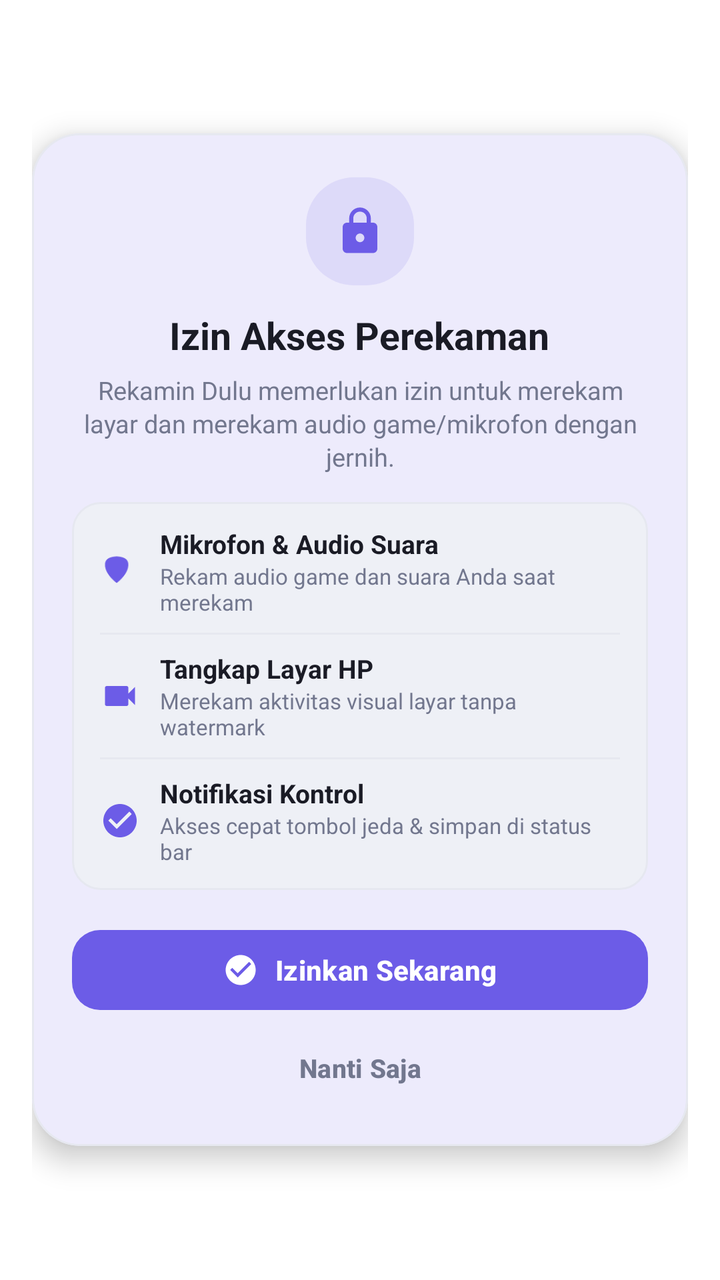
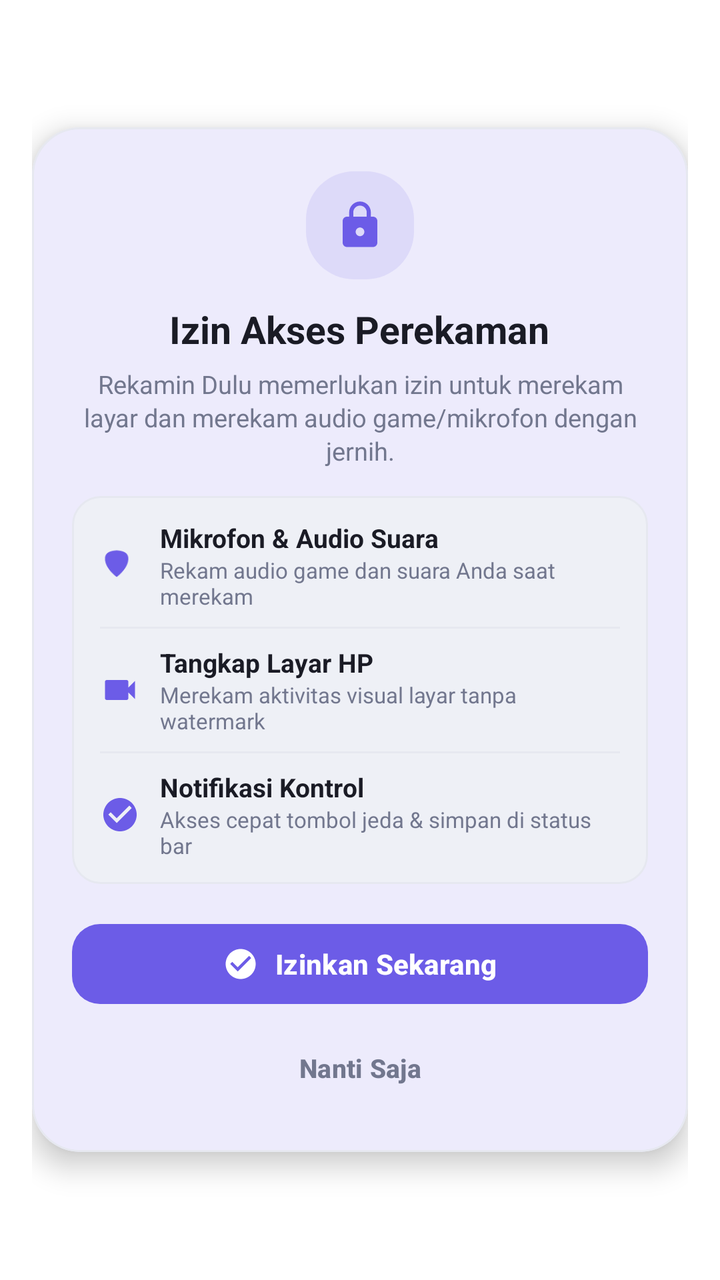

Before-and-after screenshots of an Android layout around one commit, followed by the original layout XML and the change that was made.
<!-- AndroidManifest.xml: activity theme Theme.RekaminDulu.Dialog -->
<!-- res/layout/permission_dialog.xml -->
<?xml version="1.0" encoding="utf-8"?>
<ScrollView xmlns:android="http://schemas.android.com/apk/res/android"
    xmlns:app="http://schemas.android.com/apk/res-auto"
    android:layout_width="match_parent"
    android:layout_height="wrap_content"
    android:fillViewport="true"
    android:overScrollMode="never"
    android:scrollbars="none">

    <LinearLayout
        android:layout_width="match_parent"
        android:layout_height="wrap_content"
        android:gravity="center"
        android:padding="16dp">

        <com.google.android.material.card.MaterialCardView
            android:layout_width="match_parent"
            android:layout_height="wrap_content"
            app:cardBackgroundColor="@color/colorSurface"
            app:cardCornerRadius="24dp"
            app:cardElevation="8dp"
            app:strokeColor="@color/colorBorder"
            app:strokeWidth="1dp">

            <LinearLayout
                android:layout_width="match_parent"
                android:layout_height="wrap_content"
                android:gravity="center_horizontal"
                android:orientation="vertical"
                android:paddingHorizontal="20dp"
                android:paddingTop="22dp"
                android:paddingBottom="18dp">

                
                <FrameLayout
                    android:layout_width="54dp"
                    android:layout_height="54dp"
                    android:layout_marginBottom="12dp"
                    android:background="@drawable/bg_chip_pill"
                    android:backgroundTint="#1F6C5CE7">

                    <ImageView
                        android:layout_width="26dp"
                        android:layout_height="26dp"
                        android:layout_gravity="center"
                        android:contentDescription="Ikon Izin Akses"
                        android:src="@drawable/ic_lock"
                        app:tint="@color/colorPrimary" />
                </FrameLayout>

                
                <TextView
                    android:layout_width="wrap_content"
                    android:layout_height="wrap_content"
                    android:gravity="center"
                    android:text="Izin Akses Perekaman"
                    android:textColor="@color/textTitle"
                    android:textSize="19sp"
                    android:textStyle="bold" />

                
                <TextView
                    android:layout_width="match_parent"
                    android:layout_height="wrap_content"
                    android:layout_marginTop="6dp"
                    android:gravity="center"
                    android:lineSpacingExtra="2dp"
                    android:text="Rekamin Dulu memerlukan izin untuk merekam layar dan merekam audio game/mikrofon dengan jernih."
                    android:textColor="@color/textCaption"
                    android:textSize="12.5sp" />

                
                <LinearLayout
                    android:layout_width="match_parent"
                    android:layout_height="wrap_content"
                    android:layout_marginTop="14dp"
                    android:background="@drawable/bg_telemetry_box"
                    android:orientation="vertical"
                    android:paddingHorizontal="14dp"
                    android:paddingVertical="12dp">

                    
                    <LinearLayout
                        android:layout_width="match_parent"
                        android:layout_height="wrap_content"
                        android:gravity="center_vertical"
                        android:orientation="horizontal">

                        <ImageView
                            android:layout_width="20dp"
                            android:layout_height="20dp"
                            android:contentDescription="Mikrofon"
                            android:src="@drawable/ic_mic"
                            app:tint="@color/colorPrimary" />

                        <LinearLayout
                            android:layout_width="0dp"
                            android:layout_height="wrap_content"
                            android:layout_marginStart="10dp"
                            android:layout_weight="1"
                            android:orientation="vertical">

                            <TextView
                                android:layout_width="wrap_content"
                                android:layout_height="wrap_content"
                                android:text="Mikrofon &amp; Audio Suara"
                                android:textColor="@color/textTitle"
                                android:textSize="13sp"
                                android:textStyle="bold" />

                            <TextView
                                android:layout_width="wrap_content"
                                android:layout_height="wrap_content"
                                android:text="Rekam audio game dan suara Anda saat merekam"
                                android:textColor="@color/textCaption"
                                android:textSize="11sp" />
                        </LinearLayout>
                    </LinearLayout>

                    <View
                        android:layout_width="match_parent"
                        android:layout_height="1dp"
                        android:layout_marginVertical="8dp"
                        android:background="@color/colorBorder" />

                    
                    <LinearLayout
                        android:layout_width="match_parent"
                        android:layout_height="wrap_content"
                        android:gravity="center_vertical"
                        android:orientation="horizontal">

                        <ImageView
                            android:layout_width="20dp"
                            android:layout_height="20dp"
                            android:contentDescription="Layar"
                            android:src="@drawable/ic_video"
                            app:tint="@color/colorPrimary" />

                        <LinearLayout
                            android:layout_width="0dp"
                            android:layout_height="wrap_content"
                            android:layout_marginStart="10dp"
                            android:layout_weight="1"
                            android:orientation="vertical">

                            <TextView
                                android:layout_width="wrap_content"
                                android:layout_height="wrap_content"
                                android:text="Tangkap Layar HP"
                                android:textColor="@color/textTitle"
                                android:textSize="13sp"
                                android:textStyle="bold" />

                            <TextView
                                android:layout_width="wrap_content"
                                android:layout_height="wrap_content"
                                android:text="Merekam aktivitas visual layar tanpa watermark"
                                android:textColor="@color/textCaption"
                                android:textSize="11sp" />
                        </LinearLayout>
                    </LinearLayout>

                    <View
                        android:layout_width="match_parent"
                        android:layout_height="1dp"
                        android:layout_marginVertical="8dp"
                        android:background="@color/colorBorder" />

                    
                    <LinearLayout
                        android:layout_width="match_parent"
                        android:layout_height="wrap_content"
                        android:gravity="center_vertical"
                        android:orientation="horizontal">

                        <ImageView
                            android:layout_width="20dp"
                            android:layout_height="20dp"
                            android:contentDescription="Notifikasi"
                            android:src="@drawable/ic_check_circle"
                            app:tint="@color/colorPrimary" />

                        <LinearLayout
                            android:layout_width="0dp"
                            android:layout_height="wrap_content"
                            android:layout_marginStart="10dp"
                            android:layout_weight="1"
                            android:orientation="vertical">

                            <TextView
                                android:layout_width="wrap_content"
                                android:layout_height="wrap_content"
                                android:text="Notifikasi Kontrol"
                                android:textColor="@color/textTitle"
                                android:textSize="13sp"
                                android:textStyle="bold" />

                            <TextView
                                android:layout_width="wrap_content"
                                android:layout_height="wrap_content"
                                android:text="Akses cepat tombol jeda &amp; simpan di status bar"
                                android:textColor="@color/textCaption"
                                android:textSize="11sp" />
                        </LinearLayout>
                    </LinearLayout>

                </LinearLayout>

                
                <LinearLayout
                    android:layout_width="match_parent"
                    android:layout_height="wrap_content"
                    android:layout_marginTop="16dp"
                    android:orientation="vertical">

                    
                    <com.google.android.material.button.MaterialButton
                        android:id="@+id/btn_tambah_izin"
                        android:layout_width="match_parent"
                        android:layout_height="48dp"
                        android:text="Izinkan Sekarang"
                        android:textColor="@color/colorOnPrimary"
                        android:textSize="14sp"
                        android:textStyle="bold"
                        app:backgroundTint="@color/colorPrimary"
                        app:cornerRadius="14dp"
                        app:icon="@drawable/ic_check_circle"
                        app:iconGravity="textStart"
                        app:iconPadding="8dp"
                        app:iconTint="@color/colorOnPrimary" />

                    
                    <com.google.android.material.button.MaterialButton
                        android:id="@+id/btn_tidak_keluar"
                        style="@style/Widget.Material3.Button.TextButton"
                        android:layout_width="match_parent"
                        android:layout_height="42dp"
                        android:layout_marginTop="4dp"
                        android:text="Nanti Saja"
                        android:textColor="@color/textCaption"
                        android:textSize="13sp"
                        android:textStyle="bold"
                        app:cornerRadius="12dp" />
                </LinearLayout>

            </LinearLayout>
        </com.google.android.material.card.MaterialCardView>

    </LinearLayout>
</ScrollView>
<!-- resources referenced by this layout -->
<resources>
  <color name="colorBorder">#E6E8F0</color>
  <color name="colorOnPrimary">#FFFFFF</color>
  <color name="colorPrimary">#6C5CE7</color>
  <color name="colorSurface">#FFFFFF</color>
  <color name="textCaption">#72778E</color>
  <color name="textTitle">#1A1B25</color>
  <!-- drawable bg_chip_pill (drawable) -->
  <?xml version="1.0" encoding="utf-8"?>
  <shape xmlns:android="http://schemas.android.com/apk/res/android"
      android:shape="rectangle">
      <corners android:radius="24dp" />
      <solid android:color="@color/colorSurfaceVariant" />
  </shape>
  <!-- drawable bg_telemetry_box (drawable) -->
  <?xml version="1.0" encoding="utf-8"?>
  <shape xmlns:android="http://schemas.android.com/apk/res/android"
      android:shape="rectangle">
      <solid android:color="@color/colorSurfaceVariant" />
      <corners android:radius="14dp" />
      <stroke
          android:width="1dp"
          android:color="@color/colorBorder" />
  </shape>
  <!-- drawable ic_check_circle (drawable) -->
  <vector xmlns:android="http://schemas.android.com/apk/res/android"
      android:width="24dp"
      android:height="24dp"
      android:viewportWidth="24"
      android:viewportHeight="24">
    <path
        android:fillColor="#4CAF50"
        android:pathData="M12,2C6.48,2 2,6.48 2,12s4.48,10 10,10 10,-4.48 10,-10S17.52,2 12,2zM10,17l-5,-5 1.41,-1.41L10,14.17l7.59,-7.59L19,8l-9,9z"/>
  </vector>
  <!-- drawable ic_lock (drawable) -->
  <vector xmlns:android="http://schemas.android.com/apk/res/android"
      android:width="24dp"
      android:height="24dp"
      android:viewportWidth="24"
      android:viewportHeight="24">
      <path
          android:fillColor="#6C5CE7"
          android:pathData="M18,8h-1V6c0,-2.76 -2.24,-5 -5,-5S7,3.24 7,6v2H6c-1.1,0 -2,0.9 -2,2v10c0,1.1 0.9,2 2,2h12c1.1,0 2,-0.9 2,-2V10c0,-1.1 -0.9,-2 -2,-2zm-6,9c-1.1,0 -2,-0.9 -2,-2s0.9,-2 2,-2 2,0.9 2,2 -0.9,2 -2,2zm3.1,-9H8.9V6c0,-1.71 1.39,-3.1 3.1,-3.1 1.71,0 3.1,1.39 3.1,3.1v2z"/>
  </vector>
  <!-- drawable ic_mic (drawable) -->
  <vector xmlns:android="http://schemas.android.com/apk/res/android"
      android:width="24dp"
      android:height="24dp"
      android:viewportWidth="24"
      android:viewportHeight="24">
      <path
          android:fillColor="#6C5CE7"
          android:pathData="M12,14c1.66,0 3,-1.34 3,-3V5c0,-1.66 -1.34,-3 -3,-3S9,3.34 9,5v6c0,1.66 1.34,3 3,3zm5,-3c0,2.76 -2.24,5 -5,5s-5,-2.24 -5,-5H5c0,3.53 2.61,6.43 6,6.92V21h2v-3.08c3.39,-0.49 6,-3.39 6,-6.92h-2z"/>
  </vector>
  <!-- drawable ic_video (drawable) -->
  <vector xmlns:android="http://schemas.android.com/apk/res/android"
      android:width="24dp"
      android:height="24dp"
      android:viewportWidth="24"
      android:viewportHeight="24">
      <path
          android:fillColor="#6C5CE7"
          android:pathData="M17,10.5V7c0,-0.55 -0.45,-1 -1,-1H4c-0.55,0 -1,0.45 -1,1v10c0,0.55 0.45,1 1,1h12c0.55,0 1,-0.45 1,-1v-3.5l4,4v-11l-4,4z"/>
  </vector>
  <style name="Theme.RekaminDulu.Dialog" parent="Theme.Material3.DayNight.NoActionBar">
          <item name="android:windowBackground">@android:color/transparent</item>
          <item name="android:windowNoTitle">true</item>
          <item name="android:windowIsFloating">true</item>
          <item name="android:windowCloseOnTouchOutside">true</item>
          <item name="android:backgroundDimEnabled">true</item>
          <item name="android:backgroundDimAmount">0.65</item>
          <item name="colorPrimary">@color/colorPrimary</item>
          <item name="colorSurface">@color/colorSurface</item>
      </style>
  <color name="colorSurfaceVariant">#EEF0F6</color>
</resources>

<!-- the commit's change to res/layout/permission_dialog.xml (unified diff, before → after) -->
@@ -218,7 +218,8 @@
                     <com.google.android.material.button.MaterialButton
                         android:id="@+id/btn_tambah_izin"
                         android:layout_width="match_parent"
-                        android:layout_height="48dp"
+                        android:layout_height="wrap_content"
+                        android:minHeight="48dp"
                         android:text="Izinkan Sekarang"
                         android:textColor="@color/colorOnPrimary"
                         android:textSize="14sp"
@@ -235,8 +236,9 @@
                         android:id="@+id/btn_tidak_keluar"
                         style="@style/Widget.Material3.Button.TextButton"
                         android:layout_width="match_parent"
-                        android:layout_height="42dp"
+                        android:layout_height="wrap_content"
                         android:layout_marginTop="4dp"
+                        android:minHeight="48dp"
                         android:text="Nanti Saja"
                         android:textColor="@color/textCaption"
                         android:textSize="13sp"
